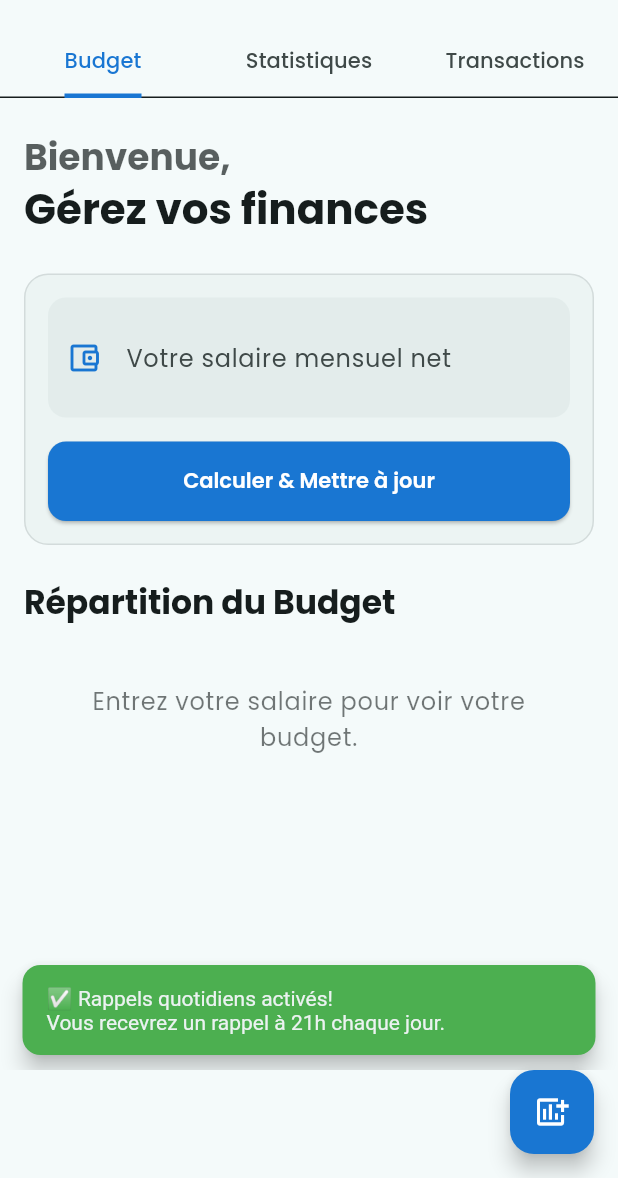
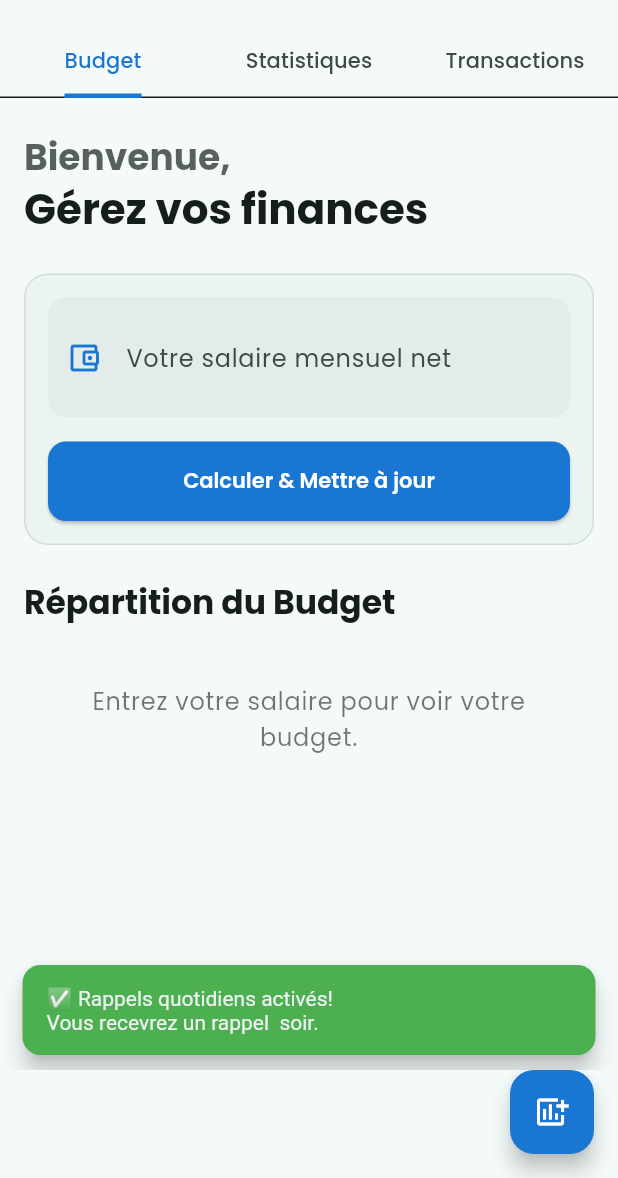
Before and after one commit to Happyazondekon/SmartSpend, a Flutter app: the screen it shows after launch, in the side drawer, after a tap on "Rappels quotidiens", on a phone screen of 412 x 824 dp, the part 58-1236 px from its top. Run offline on Flutter 3.47's test engine with Material 3 defaults, Android fonts, the phone set to English and light mode, and no system bars; our stand-ins replace fl_chart, flutter_local_notifications, google_fonts, pdf, permission_handler, printing and 3 more.

Commit message:
Notif et ChatBot INTEGRE

```diff
--- /dev/null
+++ b/devtools_options.yaml
@@ -0,0 +1,3 @@
+description: This file stores settings for Dart & Flutter DevTools.
+documentation: https://docs.flutter.dev/tools/devtools/extensions#configure-extension-enablement-states
+extensions:
--- a/lib/budget_screen.dart
+++ b/lib/budget_screen.dart
@@ -183,7 +183,7 @@ class _BudgetScreenState extends State<BudgetScreen> with SingleTickerProviderSt
 
         ScaffoldMessenger.of(context).showSnackBar(
           const SnackBar(
-            content: Text('✅ Rappels quotidiens activés!\nVous recevrez un rappel à 21h chaque jour.'),
+            content: Text('✅ Rappels quotidiens activés!\nVous recevrez un rappel  soir.'),
             backgroundColor: Colors.green,
             duration: Duration(seconds: 3),
           ),
@@ -1014,44 +1014,126 @@ class _BudgetScreenState extends State<BudgetScreen> with SingleTickerProviderSt
       ),
       // Ajout du Drawer
       drawer: Drawer(
-          child: ListView(
-            padding: EdgeInsets.zero,
-            children: <Widget>[
+        child: Column(
+          children: [
+            // En-tête du tiroir repensé
+            // On utilise un DrawerHeader pour une mise en page standard de Material Design
+            // Il s'ajuste mieux que le Container et gère les paddings par défaut
             DrawerHeader(
               decoration: BoxDecoration(
                 color: Theme.of(context).colorScheme.primary,
               ),
+              // Le padding est géré par le DrawerHeader, on peut donc retirer l'espaceur
+              child: Align(
+                alignment: Alignment.centerLeft,
                 child: Text(
                   'Paramètres',
                   style: TextStyle(
                     color: Colors.white,
-                    fontSize: 24,
-                  ),
-                ),
-              ),
-
+                    fontSize: 28, // Augmentation de la taille pour un impact plus moderne
+                    fontWeight: FontWeight.bold, // Utilisation d'un fontWeight plus fort pour l'emphase
+                  ),
+                ),
+              ),
+            ),
+
+            // Options du menu avec des sections plus claires et des widgets modernes
+            Expanded(
+              child: ListView(
+                padding: EdgeInsets.zero,
+                children: [
+                  // Section Notifications
+                  Padding(
+                    padding: const EdgeInsets.symmetric(horizontal: 24, vertical: 16),
+                    child: Text(
+                      'NOTIFICATIONS',
+                      style: TextStyle(
+                        fontSize: 12,
+                        fontWeight: FontWeight.w600,
+                        color: Theme.of(context).colorScheme.primary.withOpacity(0.7), // Une couleur un peu plus subtile
+                        letterSpacing: 1.5, // Augmentation du letter-spacing pour un look plus pro
+                      ),
+                    ),
+                  ),
+                  // On utilise un ListTile simple pour un look plus intégré au tiroir
                   SwitchListTile(
-                title: Text('Rappels quotidiens'),
-                subtitle: Text('Recevoir un rappel à 21h pour enregistrer vos transactions'),
+                    contentPadding: const EdgeInsets.symmetric(horizontal: 24),
+                    secondary: const Icon(Icons.notifications_active_outlined),
+                    title: Text(
+                      'Rappels quotidiens',
+                      style: TextStyle(
+                        fontWeight: FontWeight.w500,
+                      ),
+                    ),
+                    subtitle: Text(
+                      'Rappel du soir pour vos transactions',
+                      style: TextStyle(
+                        fontSize: 12,
+                        color: Colors.grey[600],
+                      ),
+                    ),
                     value: _notificationsEnabled,
                     onChanged: (bool value) {
                       Navigator.of(context).pop();
                       _toggleDailyReminders(value);
                     },
                   ),
-              // --- NOUVELLE OPTION POUR LE CHATBOT ---
+
+                  // Section Assistance
+                  const Divider(height: 1, thickness: 1), // Ajout d'un Divider pour séparer les sections
+                  Padding(
+                    padding: const EdgeInsets.symmetric(horizontal: 24, vertical: 16),
+                    child: Text(
+                      'ASSISTANCE',
+                      style: TextStyle(
+                        fontSize: 12,
+                        fontWeight: FontWeight.w600,
+                        color: Theme.of(context).colorScheme.primary.withOpacity(0.7),
+                        letterSpacing: 1.5,
+                      ),
+                    ),
+                  ),
                   ListTile(
-                leading: Icon(Icons.chat_bubble_outline),
-                title: Text('Parlez à votre financier'),
+                    contentPadding: const EdgeInsets.symmetric(horizontal: 24),
+                    leading: const Icon(Icons.chat_bubble_outline),
+                    title: Text(
+                      'Assistant financier',
+                      style: TextStyle(
+                        fontWeight: FontWeight.w500,
+                      ),
+                    ),
+                    subtitle: Text(
+                      'Obtenez des conseils personnalisés',
+                      style: TextStyle(
+                        fontSize: 12,
+                        color: Colors.grey[600],
+                      ),
+                    ),
                     onTap: () {
-                  // Fermer le drawer
                       Navigator.pop(context);
-                  // Afficher le chatbot
                       showElegantFAQChatBot(context);
                     },
                   ),
 
-
+                  // D'autres options peuvent être ajoutées ici
+
+
+                ],
+              ),
+            ),
+
+            // Pied de page plus subtil et mieux aligné
+            Padding(
+              padding: const EdgeInsets.only(bottom: 16), // Ajout d'un padding au bas
+              child: Text(
+                'SmartSpend v1.0.0',
+                style: TextStyle(
+                  fontSize: 12,
+                  color: Theme.of(context).colorScheme.primary, // Une couleur moins forte
+                  letterSpacing: 0.8,
+                ),
+              ),
+            ),
           ],
         ),
       ),
--- a/lib/notification_service.dart
+++ b/lib/notification_service.dart
@@ -17,14 +17,11 @@ class NotificationService {
     if (_isInitialized) return;
 
     try {
-      // Initialiser les fuseaux horaires
       tz.initializeTimeZones();
 
-      // Configuration Android plus complète
       const AndroidInitializationSettings initializationSettingsAndroid =
       AndroidInitializationSettings('@mipmap/ic_launcher');
 
-      // Configuration iOS
       const DarwinInitializationSettings initializationSettingsIOS =
       DarwinInitializationSettings(
         requestAlertPermission: true,
@@ -48,8 +45,6 @@ class NotificationService {
       if (initialized == true) {
         _isInitialized = true;
         print('Service de notification initialisé avec succès');
-
-        // Créer le canal de notification pour Android
         await _createNotificationChannel();
       } else {
         print('Erreur: Impossible d\'initialiser les notifications');
@@ -59,11 +54,10 @@ class NotificationService {
     }
   }
 
-  // Créer le canal de notification (requis pour Android 8+)
   Future<void> _createNotificationChannel() async {
     const AndroidNotificationChannel channel = AndroidNotificationChannel(
-      'smartspend_reminders', // ID du canal
-      'Rappels SmartSpend', // Nom du canal
+      'smartspend_reminders',
+      'Rappels SmartSpend',
       description: 'Notifications de rappel pour enregistrer les transactions',
       importance: Importance.high,
       playSound: true,
@@ -77,7 +71,6 @@ class NotificationService {
     print('Canal de notification créé: ${channel.id}');
   }
 
-  // Test de notification immédiate (plus simple)
   Future<void> scheduleInstantReminder() async {
     try {
       if (!_isInitialized) {
@@ -87,13 +80,13 @@ class NotificationService {
       print('Programmation d\'une notification dans 3 secondes...');
 
       await _notificationsPlugin.zonedSchedule(
-        1, // ID différent de 0
+        DateTime.now().millisecondsSinceEpoch ~/ 1000, // ID unique basé sur le timestamp
         'Test SmartSpend ✅',
         'Cette notification de test a été envoyée avec succès! 🎉',
         tz.TZDateTime.now(tz.local).add(const Duration(seconds: 3)),
         const NotificationDetails(
           android: AndroidNotificationDetails(
-            'smartspend_reminders', // Utiliser le même ID de canal
+            'smartspend_reminders',
             'Rappels SmartSpend',
             channelDescription: 'Notifications de rappel pour enregistrer les transactions',
             importance: Importance.high,
@@ -101,7 +94,6 @@ class NotificationService {
             showWhen: true,
             enableVibration: true,
             playSound: true,
-            // Forcer l'affichage même si l'app est ouverte
             visibility: NotificationVisibility.public,
             category: AndroidNotificationCategory.reminder,
           ),
@@ -116,14 +108,13 @@ class NotificationService {
         UILocalNotificationDateInterpretation.absoluteTime,
       );
 
-      print('Notification test programmée avec succès pour ${tz.TZDateTime.now(tz.local).add(const Duration(seconds: 3))}');
+      print('Notification test programmée avec succès');
     } catch (e) {
       print('Erreur lors de la programmation de la notification test: $e');
       rethrow;
     }
   }
 
-  // Notification immédiate (sans délai) pour test
   Future<void> showImmediateNotification() async {
     try {
       if (!_isInitialized) {
@@ -131,7 +122,7 @@ class NotificationService {
       }
 
       await _notificationsPlugin.show(
-        2, // ID différent
+        DateTime.now().millisecondsSinceEpoch ~/ 1000 + 1, // ID unique
         'SmartSpend - Test Immédiat',
         'Cette notification s\'affiche immédiatement!',
         const NotificationDetails(
@@ -154,21 +145,21 @@ class NotificationService {
     }
   }
 
-  // Fonction de rappel quotidien améliorée
+  // CORRECTION PRINCIPALE : Éviter cancel() qui pose problème
   Future<void> scheduleDailyReminder() async {
     try {
       if (!_isInitialized) {
         await initialize();
       }
 
-      // Annuler d'abord toute notification existante avec cet ID
-      await _notificationsPlugin.cancel(0);
-
       final scheduledTime = _nextInstanceOfTime(21, 0);
       print('Programmation rappel quotidien pour: $scheduledTime');
 
+      // IMPORTANT: Ne pas utiliser cancel() avant, utiliser un ID fixe
+      const int dailyReminderId = 999; // ID fixe pour les rappels quotidiens
+
       await _notificationsPlugin.zonedSchedule(
-        0, // ID pour les rappels quotidiens
+        dailyReminderId,
         'SmartSpend - Rappel quotidien 💰',
         'N\'oubliez pas d\'enregistrer vos transactions aujourd\'hui!',
         scheduledTime,
@@ -192,13 +183,39 @@ class NotificationService {
         androidScheduleMode: AndroidScheduleMode.exactAllowWhileIdle,
         uiLocalNotificationDateInterpretation:
         UILocalNotificationDateInterpretation.absoluteTime,
-        matchDateTimeComponents: DateTimeComponents.time, // Répéter quotidiennement
+        matchDateTimeComponents: DateTimeComponents.time,
       );
 
       print('Rappel quotidien programmé avec succès');
     } catch (e) {
       print('Erreur programmation rappel quotidien: $e');
-      rethrow;
+
+      // En cas d'erreur, essayer une approche alternative
+      await _scheduleSimpleReminder();
+    }
+  }
+
+  // Méthode alternative plus simple
+  Future<void> _scheduleSimpleReminder() async {
+    try {
+      await _notificationsPlugin.periodicallyShow(
+        998, // ID différent
+        'SmartSpend - Rappel 💰',
+        'Pensez à vos transactions!',
+        RepeatInterval.daily,
+        const NotificationDetails(
+          android: AndroidNotificationDetails(
+            'smartspend_reminders',
+            'Rappels SmartSpend',
+            channelDescription: 'Notifications de rappel pour enregistrer les transactions',
+            importance: Importance.high,
+            priority: Priority.high,
+          ),
+        ),
+      );
+      print('Rappel périodique simple activé');
+    } catch (e) {
+      print('Erreur rappel périodique: $e');
     }
   }
 
@@ -220,34 +237,28 @@ class NotificationService {
     return scheduledDate;
   }
 
-  // Fonction de debug améliorée
   Future<void> debugNotifications() async {
     print('=== DEBUG NOTIFICATIONS SMARTSPEND ===');
-
-    // Vérifier l'initialisation
     print('Service initialisé: $_isInitialized');
 
-    // Vérifier les permissions détaillées
     var scheduleStatus = await Permission.scheduleExactAlarm.status;
     var notificationStatus = await Permission.notification.status;
     print('Permission alarme exacte: $scheduleStatus');
     print('Permission notification: $notificationStatus');
 
-    // Vérifier les paramètres système
     var batteryStatus = await Permission.ignoreBatteryOptimizations.status;
     print('Permission optimisation batterie: $batteryStatus');
 
-    // Lister toutes les notifications en attente
-    final pending = await _notificationsPlugin.pendingNotificationRequests();
-    print('Notifications en attente: ${pending.length}');
-    for (var notif in pending) {
-      print('  - ID: ${notif.id}, Titre: "${notif.title}", Body: "${notif.body}"');
+    // ÉVITER pendingNotificationRequests() qui peut causer des crashes
+    try {
+      final pending = await _notificationsPlugin.pendingNotificationRequests();
+      print('Notifications en attente: ${pending.length}');
+    } catch (e) {
+      print('Impossible de lister les notifications en attente: $e');
     }
 
-    // Test avec les trois méthodes
     print('--- Tests de notifications ---');
 
-    // 1. Notification immédiate
     try {
       await showImmediateNotification();
       print('✅ Test notification immédiate envoyé');
@@ -255,7 +266,6 @@ class NotificationService {
       print('❌ Erreur notification immédiate: $e');
     }
 
-    // 2. Notification programmée
     try {
       await scheduleInstantReminder();
       print('✅ Test notification programmée envoyé (dans 3s)');
@@ -270,10 +280,10 @@ class NotificationService {
       print('Toutes les notifications ont été annulées');
     } catch (e) {
       print('Erreur lors de l\'annulation des notifications: $e');
+      // En cas d'erreur, on ignore silencieusement
     }
   }
 
-  // Nouvelle fonction pour vérifier si les notifications sont vraiment activées
   Future<bool> areNotificationsEnabled() async {
     try {
       final AndroidFlutterLocalNotificationsPlugin? androidImplementation =
```
Also changed, not shown: lib/faq_chatbot.dart (+7 -8 lines), 127 other files. Lines whose indentation alone changed are shown as unchanged.
